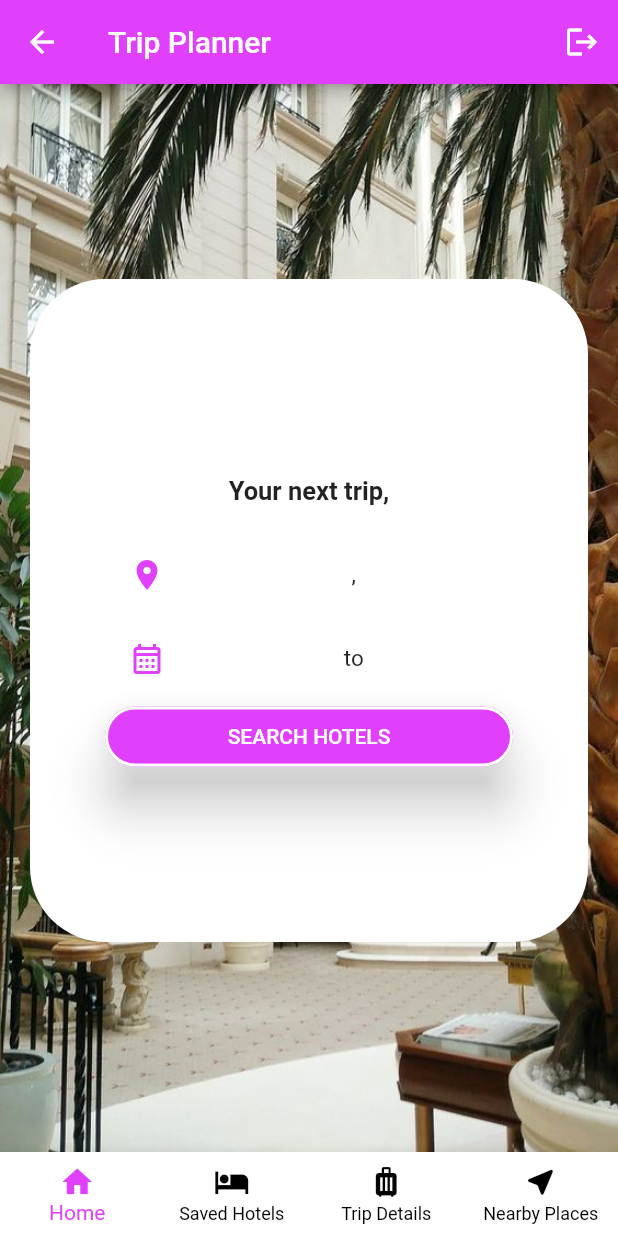
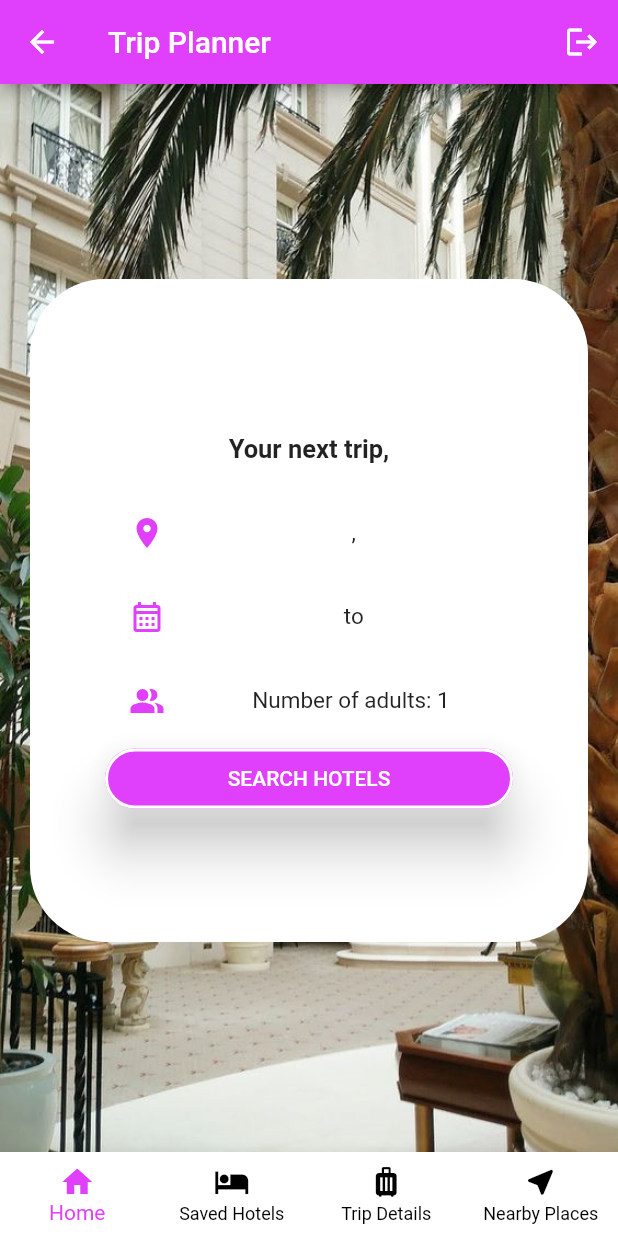
Before and after one commit to jiajia16/tripplanner, a Flutter app: the HomeScreen screen opened by its route, on a phone screen of 412 x 824 dp. Run offline on Flutter 3.47's test engine with Material 2 defaults, Android fonts, the phone set to English and light mode, and no system bars; our stand-ins replace cloud_firestore, firebase_auth, firebase_core, flutter_image_slideshow, geolocator, google_maps_flutter; missing offline and left inert: flutter_google_places, flutterfire_ui, google_api_headers, google_maps_webservice; accounts and stored records are empty.

Commit message:
initial commit

```diff
--- a/lib/screens/home_screen.dart
+++ b/lib/screens/home_screen.dart
@@ -82,6 +82,14 @@ class _HomeScreenState extends State<HomeScreen> {
                     style: TextStyle(fontSize: 15),
                   ),
                 ),
+                ListTile(
+                  leading: Icon(Icons.people_alt, color: Colors.purpleAccent),
+                  title: Text(
+                    "Number of adults: ${tripDetails.adults}",
+                    textAlign: TextAlign.center,
+                    style: TextStyle(fontSize: 15),
+                  ),
+                ),
                 ElevatedButton(
                   onPressed: () {
                     Navigator.pushNamed(context, '/hotels');
--- a/lib/screens/hotel_detail_screen.dart
+++ b/lib/screens/hotel_detail_screen.dart
@@ -105,12 +105,12 @@ class _HotelDetailScreenState extends State<HotelDetailScreen> {
                           ),
                         ],
                       ),
-                      SizedBox(
+                      const SizedBox(
                         height: 10,
                       ),
                       Row(
                         children: [
-                          Icon(
+                          const Icon(
                             Icons.rate_review_sharp,
                             color: Colors.purple,
                           ),
@@ -120,7 +120,7 @@ class _HotelDetailScreenState extends State<HotelDetailScreen> {
                           ),
                         ],
                       ),
-                      SizedBox(
+                      const SizedBox(
                         height: 20,
                       ),
                       const Text(
```
Also changed, not shown: lib/screens/nearby_screen.dart (+13 -5 lines).
